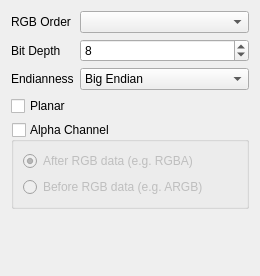
This is YUViewLib/ui/videoHandlerRGB_CustomFormatDialog.ui in FaiScofield/YUView as Qt 5 draws it before an edit. The edited form follows.
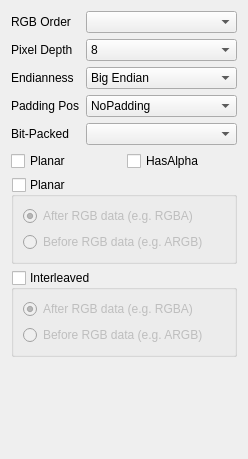
This is the edited form.

Commit message:
feat(rgb): 增加更多控件以支持bit-packed格式（未完成）
- 增加BitPackedType和PaddingInfo相关控件
- 调整UI布局

The edit to the form file:
```diff
--- a/YUViewLib/ui/videoHandlerRGB_CustomFormatDialog.ui
+++ b/YUViewLib/ui/videoHandlerRGB_CustomFormatDialog.ui
@@ -6,8 +6,8 @@
    <rect>
     <x>0</x>
     <y>0</y>
-    <width>260</width>
-    <height>276</height>
+    <width>248</width>
+    <height>459</height>
    </rect>
   </property>
   <property name="windowTitle">
@@ -39,21 +39,32 @@
         <string>&lt;html&gt;&lt;head/&gt;&lt;body&gt;&lt;p&gt;How many bits per color component are there? &lt;/p&gt;&lt;p&gt;If the bit depth is greater than 8, we will assume multiple bytes per component.&lt;/p&gt;&lt;/body&gt;&lt;/html&gt;</string>
        </property>
        <property name="text">
-        <string>Bit Depth</string>
+        <string>Pixel Depth</string>
        </property>
       </widget>
      </item>
      <item row="1" column="1">
-      <widget class="QSpinBox" name="bitDepthSpinBox">
-       <property name="toolTip">
-        <string>&lt;html&gt;&lt;head/&gt;&lt;body&gt;&lt;p&gt;How many bits per color component are there? If the bit depth is greater than 8, we will assume multiple bytes per component.&lt;/p&gt;&lt;/body&gt;&lt;/html&gt;</string>
-       </property>
-       <property name="minimum">
-        <number>1</number>
-       </property>
-       <property name="value">
-        <number>8</number>
-       </property>
+      <widget class="QComboBox" name="comboBoxPixelDepth">
+       <item>
+        <property name="text">
+         <string>8</string>
+        </property>
+       </item>
+       <item>
+        <property name="text">
+         <string>16</string>
+        </property>
+       </item>
+       <item>
+        <property name="text">
+         <string>24</string>
+        </property>
+       </item>
+       <item>
+        <property name="text">
+         <string>32</string>
+        </property>
+       </item>
       </widget>
      </item>
      <item row="2" column="0">
@@ -77,22 +88,69 @@
        </item>
       </widget>
      </item>
+     <item row="3" column="0">
+      <widget class="QLabel" name="labelAlphaX">
+       <property name="text">
+        <string>Padding Pos</string>
+       </property>
+      </widget>
+     </item>
+     <item row="3" column="1">
+      <widget class="QComboBox" name="comboBoxAlphaX">
+       <item>
+        <property name="text">
+         <string>NoPadding</string>
+        </property>
+       </item>
+       <item>
+        <property name="text">
+         <string>PaddingOnMsb</string>
+        </property>
+       </item>
+       <item>
+        <property name="text">
+         <string>PaddingOnLsb</string>
+        </property>
+       </item>
+      </widget>
+     </item>
+     <item row="4" column="0">
+      <widget class="QLabel" name="labelBitPacked">
+       <property name="text">
+        <string>Bit-Packed</string>
+       </property>
+      </widget>
+     </item>
+     <item row="4" column="1">
+      <widget class="QComboBox" name="comboBoxBitPacked"/>
+     </item>
     </layout>
    </item>
    <item>
-    <widget class="QCheckBox" name="planarCheckBox">
-     <property name="toolTip">
-      <string>&lt;html&gt;&lt;head/&gt;&lt;body&gt;&lt;p&gt;&lt;span style=&quot; font-weight:600;&quot;&gt;Planar&lt;/span&gt;: All values of each color component are collocated in the file. The file is organized by color planes. (E.g.: RRRRGGGGBBBB)&lt;/p&gt;&lt;p&gt;&lt;span style=&quot; font-weight:600;&quot;&gt;Non planar&lt;/span&gt;: All components of each pixel are collocated in the file. The file is organized by pixels. (E.g.: RGBRGBRGBRGB)&lt;/p&gt;&lt;/body&gt;&lt;/html&gt;</string>
-     </property>
-     <property name="text">
-      <string>Planar</string>
-     </property>
-    </widget>
+    <layout class="QHBoxLayout" name="horizontalLayout">
+     <item>
+      <widget class="QCheckBox" name="planarCheckBox">
+       <property name="toolTip">
+        <string>&lt;html&gt;&lt;head/&gt;&lt;body&gt;&lt;p&gt;&lt;span style=&quot; font-weight:600;&quot;&gt;Planar&lt;/span&gt;: All values of each color component are collocated in the file. The file is organized by color planes. (E.g.: RRRRGGGGBBBB)&lt;/p&gt;&lt;p&gt;&lt;span style=&quot; font-weight:600;&quot;&gt;Non planar&lt;/span&gt;: All components of each pixel are collocated in the file. The file is organized by pixels. (E.g.: RGBRGBRGBRGB)&lt;/p&gt;&lt;/body&gt;&lt;/html&gt;</string>
+       </property>
+       <property name="text">
+        <string>Planar</string>
+       </property>
+      </widget>
+     </item>
+     <item>
+      <widget class="QCheckBox" name="hasAlphaCheckBox">
+       <property name="text">
+        <string>HasAlpha</string>
+       </property>
+      </widget>
+     </item>
+    </layout>
    </item>
    <item>
     <widget class="QGroupBox" name="alphaChannelGroupBox">
      <property name="title">
-      <string>Alpha Channel</string>
+      <string>Planar</string>
      </property>
      <property name="checkable">
       <bool>true</bool>
@@ -124,6 +182,41 @@
      </layout>
     </widget>
    </item>
+   <item>
+    <widget class="QGroupBox" name="alphaChannelGroupBox_2">
+     <property name="title">
+      <string>Interleaved</string>
+     </property>
+     <property name="checkable">
+      <bool>true</bool>
+     </property>
+     <property name="checked">
+      <bool>false</bool>
+     </property>
+     <layout class="QVBoxLayout" name="verticalLayout_3">
+      <item>
+       <widget class="QRadioButton" name="afterRGBRadioButton_2">
+        <property name="text">
+         <string>After RGB data (e.g. RGBA)</string>
+        </property>
+        <property name="checked">
+         <bool>true</bool>
+        </property>
+       </widget>
+      </item>
+      <item>
+       <widget class="QRadioButton" name="beforeRGBRadioButton_2">
+        <property name="text">
+         <string>Before RGB data (e.g. ARGB)</string>
+        </property>
+        <property name="checked">
+         <bool>false</bool>
+        </property>
+       </widget>
+      </item>
+     </layout>
+    </widget>
+   </item>
    <item>
     <spacer name="verticalSpacer">
      <property name="orientation">
```
Left out of the diff: 9 changed lines with no effect on the pictures. The commit also changes 10 other files.
